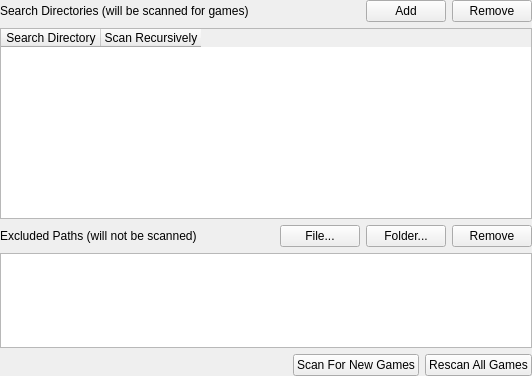
First picture: the form in src/duckstation-qt/gamelistsettingswidget.ui, repository stenzek/duckstation, before the edit.
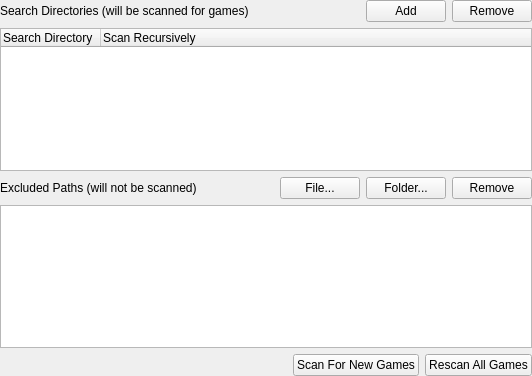
Second picture: the form after the edit. Icons and pictures are not drawn.

Commit message: Qt: Replace table widget in Game List Settings

What changed in the file:
```diff
--- a/src/duckstation-qt/gamelistsettingswidget.ui
+++ b/src/duckstation-qt/gamelistsettingswidget.ui
@@ -10,7 +10,7 @@
     <height>376</height>
    </rect>
   </property>
-  <layout class="QVBoxLayout" name="verticalLayout" stretch="0,2,0,1,0">
+  <layout class="QVBoxLayout" name="verticalLayout">
    <property name="leftMargin">
     <number>0</number>
    </property>
@@ -80,7 +80,19 @@
     </layout>
    </item>
    <item>
-    <widget class="QTableWidget" name="searchDirectoryList">
+    <widget class="QTreeWidget" name="searchDirectoryList">
+     <property name="contextMenuPolicy">
+      <enum>Qt::ContextMenuPolicy::CustomContextMenu</enum>
+     </property>
+     <property name="alternatingRowColors">
+      <bool>true</bool>
+     </property>
+     <property name="rootIsDecorated">
+      <bool>false</bool>
+     </property>
+     <property name="uniformRowHeights">
+      <bool>true</bool>
+     </property>
      <column>
       <property name="text">
        <string>Search Directory</string>
```
Left out of the diff: 6 changed lines with no effect on the pictures. The commit also changes 2 other files.
